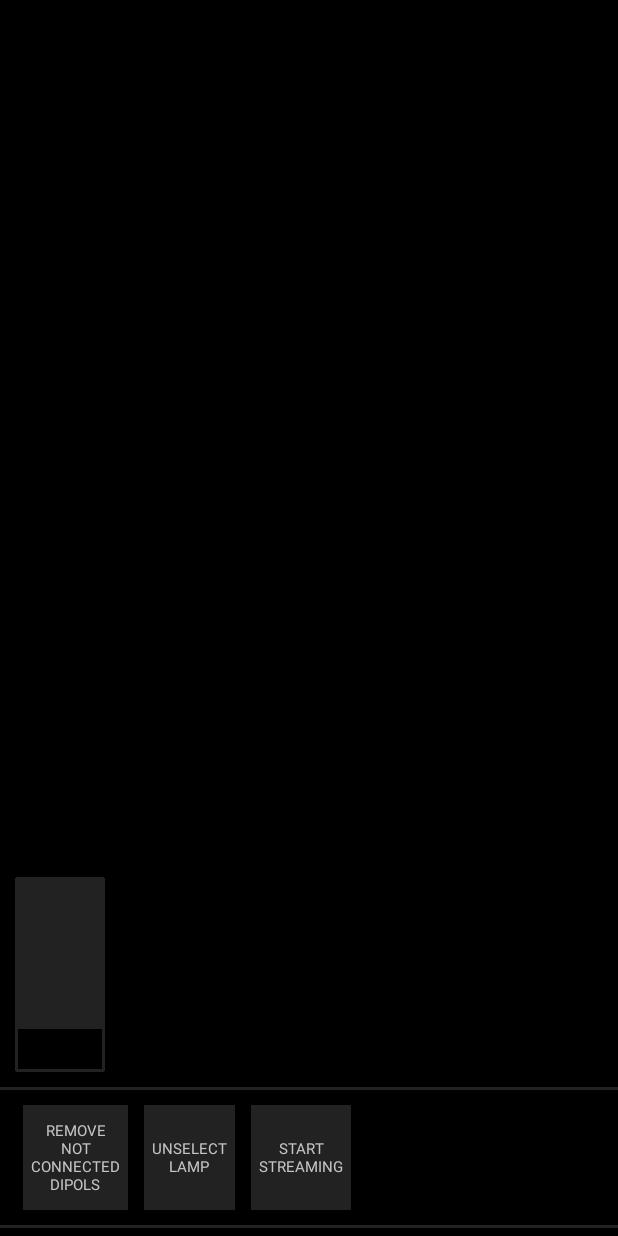
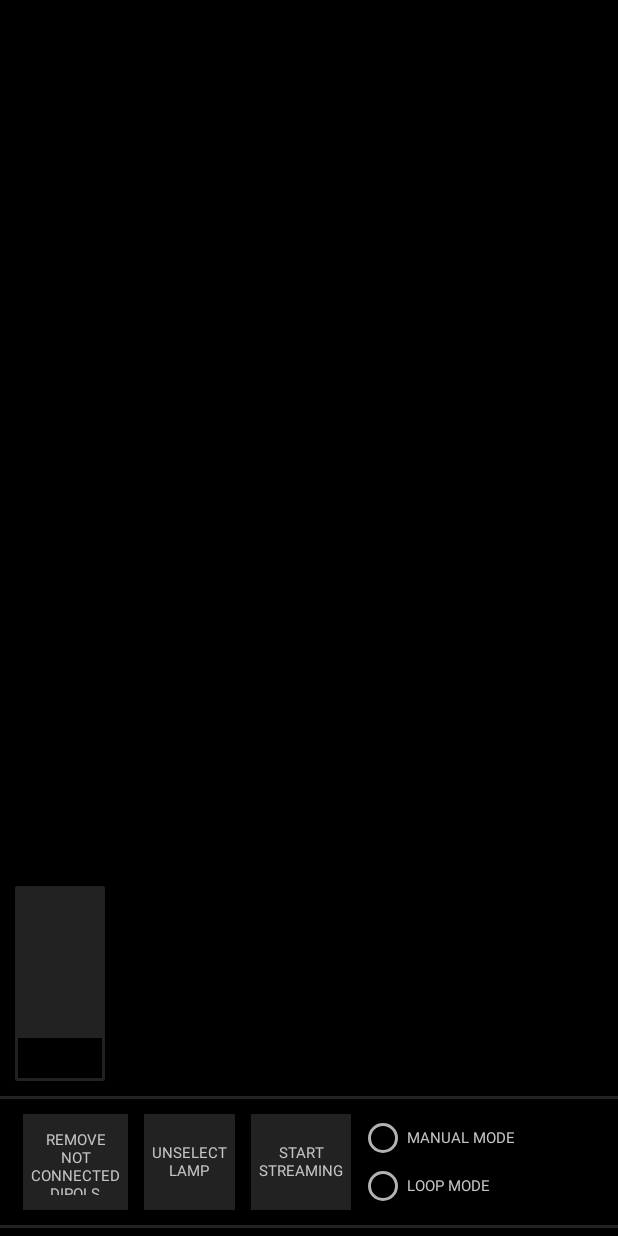
Before and after one commit to meuta/Dipolia, an Android app: the screen it shows after launch (MainActivity), on a phone screen of 412 x 824 dp. Run offline under Robolectric (Android 15) with nearby library versions, the phone set to English and light mode, and no system bars; our stand-ins replace Dagger/Hilt's generated code, Room's generated code, data binding; libraries missing offline, so code that uses them is left out: androidx.hilt.work; network calls fail; 11 statements that could not run were skipped.

Commit message:
LoopMode added to dipoles

```diff
--- a/app/build.gradle
+++ b/app/build.gradle
@@ -2,8 +2,8 @@ plugins {
     id 'com.android.application'
     id 'org.jetbrains.kotlin.android'
     id "kotlin-parcelize"
+    id 'dagger.hilt.android.plugin'
     id "kotlin-kapt"
-    id 'dagger.hilt.android.plugin'
 
 }
 
--- a/app/src/main/java/com/example/dipolia/data/network/UDPServer.kt
+++ b/app/src/main/java/com/example/dipolia/data/network/UDPServer.kt
@@ -14,8 +14,8 @@ import kotlin.coroutines.suspendCoroutine
 
 class UDPServer @Inject constructor() {
 
-    private val buffer = ByteArray(2048)
-    private val port = 8002
+    private val buffer = ByteArray(2048)            //?
+    private val port = 8002                             //?
 
     private fun openDatagramSocket(port: Int, callback: (DatagramSocket) -> Unit) {
         Handler(Looper.getMainLooper()).post {           // .post or .postDelay
@@ -77,14 +77,14 @@ class UDPServer @Inject constructor() {
 
                 var string = String(packet.data)
 //                Log.d("UDPServer", "String $string ")
-                string = string.substring(0, packet.length)         //что делает эта строчка?
-//                Log.d("UDPServer", "message substring $string ")
+                string = string.substring(0, packet.length)
+                Log.d("UDPServer", "message substring $string ")
 
-                return Pair(string, packet.address)                 //will finally be executed??
+                return Pair(string, packet.address)
             }
 
         } catch (e: Exception) {
-            println("open fun receiveUDP catch exception." + e.toString())
+            println("open fun receiveUDP catch exception.$e")
             e.printStackTrace()
         } finally {
             socket?.close()
--- a/app/src/main/java/com/example/dipolia/presentation/MainActivity.kt
+++ b/app/src/main/java/com/example/dipolia/presentation/MainActivity.kt
@@ -95,7 +95,21 @@ class MainActivity : AppCompatActivity() {
     //                toastBackgroundWork.show()
             }
 
-    //            btnSaveLamp.setOnClickListener {
+            radioManual.setOnCheckedChangeListener { buttonView, isChecked ->
+                Log.d("RADIO", "MANUAL is checked: $isChecked")
+                localModeViewModel.changeLoop(!isChecked)
+                Log.d("MA isLooping = ", "${StreamingState().isLooping}")
+
+            }
+            radioLoop.setOnCheckedChangeListener { buttonView, isChecked ->
+                Log.d("RADIO", "LOOP is checked: $isChecked")
+                localModeViewModel.changeLoop(isChecked)
+                Log.d("MA isLooping = ", "${StreamingState().isLooping}")
+
+            }
+
+
+            //            btnSaveLamp.setOnClickListener {
     //                selectedLamp?.let {
     //                    localModeViewModel.saveLamp(it)
     //                    Toast.makeText(this@MainActivity, "@${it.lampType} colorSet have been saved", Toast.LENGTH_SHORT).show()
--- /dev/null
+++ b/app/src/main/java/com/example/dipolia/presentation/StreamingState.kt
@@ -0,0 +1,6 @@
+package com.example.dipolia.presentation
+
+data class StreamingState(
+
+    var isLooping: Boolean = false
+)
--- a/app/src/main/res/layout/activity_local_mode.xml
+++ b/app/src/main/res/layout/activity_local_mode.xml
@@ -485,7 +485,7 @@
             app:layout_constraintEnd_toEndOf="@id/ll_buttons"
             app:layout_constraintStart_toStartOf="@id/ll_buttons"
             app:layout_constraintTop_toTopOf="@id/ll_buttons"
-            tools:visibility="visible">
+            tools:visibility="invisible">
 
             <TextView
                 android:id="@+id/btn_cancel_save_lamp_name"
@@ -530,7 +530,7 @@
             app:layout_constraintEnd_toEndOf="parent"
             app:layout_constraintStart_toStartOf="parent"
             app:layout_constraintTop_toBottomOf="@id/view_buttons_divider"
-            tools:visibility="invisible">
+            tools:visibility="visible">
 
             <TextView
                 android:id="@+id/btn_refresh_list"
@@ -577,6 +577,24 @@
                 android:textSize="@dimen/button_text_size"
                 app:workerButtonText="@{viewModel.isBackGroundWork()}" />
 
+            <RadioGroup
+                android:layout_width="match_parent"
+                android:layout_height="wrap_content"
+                android:orientation="vertical">
+                <RadioButton android:id="@+id/radio_manual"
+                    android:layout_width="wrap_content"
+                    android:layout_height="wrap_content"
+                    android:textColor="@color/colorHighlighted"
+                    android:textSize="@dimen/button_text_size"
+                    android:text="@string/manual_mode"/>
+                <RadioButton android:id="@+id/radio_loop"
+                    android:layout_width="wrap_content"
+                    android:layout_height="wrap_content"
+                    android:textColor="@color/colorHighlighted"
+                    android:textSize="@dimen/button_text_size"
+                    android:text="@string/loop_mode"/>
+            </RadioGroup>
+
         </LinearLayout>
 
 
--- a/app/src/main/res/values/strings.xml
+++ b/app/src/main/res/values/strings.xml
@@ -11,4 +11,6 @@
     <string name="name_hint">name</string>
     <string name="save_lamp_name">SAVE NAME</string>
     <string name="cancel">CANCEL</string>
+    <string name="manual_mode">MANUAL MODE</string>
+    <string name="loop_mode">LOOP MODE</string>
 </resources>
```
Also changed, not shown: app/src/main/java/com/example/dipolia/DipoliaApplication.kt (+5 -4 lines), app/src/main/java/com/example/dipolia/data/LampsRepositoryImpl.kt (+36 -47 lines), app/src/main/java/com/example/dipolia/data/workers/SendColorListWorker.kt (+37 -18 lines), app/src/main/java/com/example/dipolia/data/workers/SendLoopColorWorker.kt (added, +128 -0 lines), app/src/main/java/com/example/dipolia/presentation/LocalModeViewModel.kt (+29 -9 lines).
